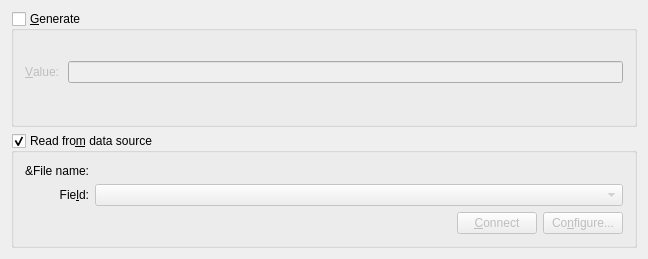
The window that src/libkstapp/stringtab.ui (Kst-plot/kst) describes before a commit, drawn with Qt 5.
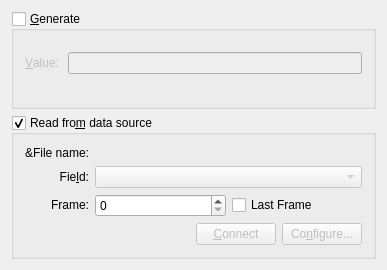
The same window after the commit. Custom widgets are drawn as their Qt base class.

Commit message:
kst2 can now handle frame-variable strings
for data sources that support them, like dirfile SINDIRs.

Patch:
```diff
--- a/src/libkstapp/stringtab.ui
+++ b/src/libkstapp/stringtab.ui
@@ -6,8 +6,8 @@
    <rect>
     <x>0</x>
     <y>0</y>
-    <width>648</width>
-    <height>259</height>
+    <width>387</width>
+    <height>270</height>
    </rect>
   </property>
   <layout class="QGridLayout" name="gridLayout">
@@ -39,33 +39,7 @@
         </property>
        </widget>
       </item>
-      <item row="0" column="1">
-       <widget class="Kst::DataSourceSelector" name="_fileName" native="true"/>
-      </item>
-      <item row="1" column="0">
-       <widget class="QLabel" name="label_5">
-        <property name="text">
-         <string>Fie&amp;ld:</string>
-        </property>
-        <property name="alignment">
-         <set>Qt::AlignRight|Qt::AlignTrailing|Qt::AlignVCenter</set>
-        </property>
-        <property name="wordWrap">
-         <bool>false</bool>
-        </property>
-        <property name="buddy">
-         <cstring>_field</cstring>
-        </property>
-       </widget>
-      </item>
-      <item row="1" column="1">
-       <widget class="Kst::ComboBox" name="_field">
-        <property name="enabled">
-         <bool>false</bool>
-        </property>
-       </widget>
-      </item>
-      <item row="2" column="0" colspan="2">
+      <item row="4" column="0" colspan="3">
        <layout class="QHBoxLayout" name="_3">
         <property name="leftMargin">
          <number>0</number>
@@ -117,6 +91,62 @@
         </item>
        </layout>
       </item>
+      <item row="1" column="0">
+       <widget class="QLabel" name="label_5">
+        <property name="text">
+         <string>Fie&amp;ld:</string>
+        </property>
+        <property name="alignment">
+         <set>Qt::AlignRight|Qt::AlignTrailing|Qt::AlignVCenter</set>
+        </property>
+        <property name="wordWrap">
+         <bool>false</bool>
+        </property>
+        <property name="buddy">
+         <cstring>_field</cstring>
+        </property>
+       </widget>
+      </item>
+      <item row="2" column="0">
+       <widget class="QLabel" name="_frameLabel">
+        <property name="sizePolicy">
+         <sizepolicy hsizetype="Preferred" vsizetype="Fixed">
+          <horstretch>0</horstretch>
+          <verstretch>0</verstretch>
+         </sizepolicy>
+        </property>
+        <property name="text">
+         <string>Frame:</string>
+        </property>
+        <property name="alignment">
+         <set>Qt::AlignRight|Qt::AlignTrailing|Qt::AlignVCenter</set>
+        </property>
+       </widget>
+      </item>
+      <item row="2" column="1">
+       <widget class="QSpinBox" name="_frame">
+        <property name="maximum">
+         <number>10000000</number>
+        </property>
+       </widget>
+      </item>
+      <item row="2" column="2">
+       <widget class="QCheckBox" name="_lastFrame">
+        <property name="text">
+         <string>Last Frame</string>
+        </property>
+       </widget>
+      </item>
+      <item row="0" column="1" colspan="2">
+       <widget class="Kst::DataSourceSelector" name="_fileName" native="true"/>
+      </item>
+      <item row="1" column="1" colspan="2">
+       <widget class="Kst::ComboBox" name="_field">
+        <property name="enabled">
+         <bool>false</bool>
+        </property>
+       </widget>
+      </item>
      </layout>
     </widget>
    </item>
```
Left out of the diff: 1 changed line with no effect on the pictures. The commit also changes 21 other files.
